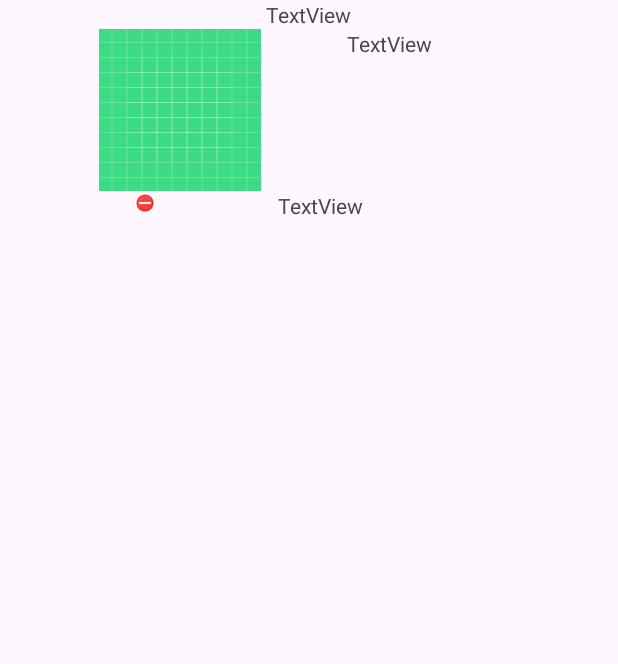
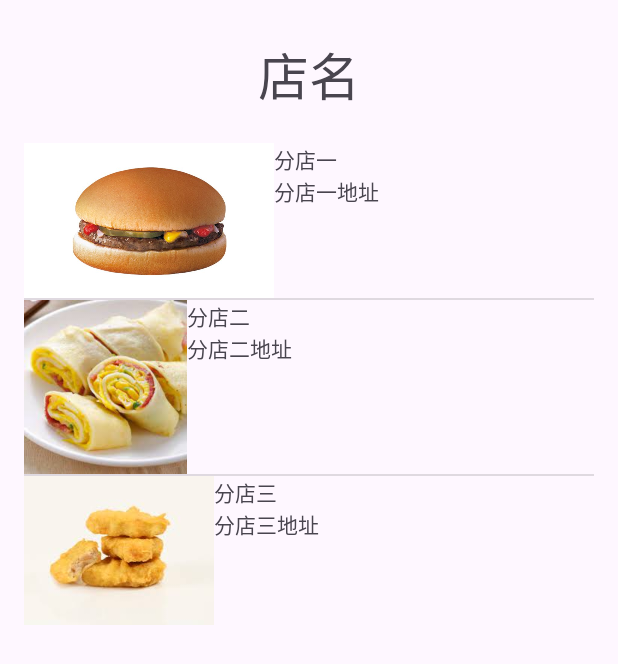
Before and after one commit to Amy481/BreakfastOrderApp, an Android app: the screen it shows after launch (MainActivity), on a phone screen of 412 x 824 dp. Shown: the top 664 px of the screen. Run offline under Robolectric (Android 15) with nearby library versions, the phone set to English and light mode, and no system bars.

Commit message:
主頁基本架構完成

```diff
--- a/app/src/main/AndroidManifest.xml
+++ b/app/src/main/AndroidManifest.xml
@@ -1,6 +1,6 @@
 <?xml version="1.0" encoding="utf-8"?>
 <manifest xmlns:android="http://schemas.android.com/apk/res/android"
-    xmlns:tools="http://schemas.android.com/tools">
+    xmlns:tools="http://schemas.android.com/tools" >
 
     <application
         android:allowBackup="true"
@@ -11,7 +11,7 @@
         android:roundIcon="@mipmap/ic_launcher_round"
         android:supportsRtl="true"
         android:theme="@style/Theme.Breakfast"
-        tools:targetApi="31">
+        tools:targetApi="31" >
         <activity
             android:name=".Cart"
             android:exported="false" />
@@ -25,7 +25,7 @@
             android:theme="@style/Theme.Breakfast.NoActionBar" />
         <activity
             android:name=".MainActivity"
-            android:exported="true">
+            android:exported="true" >
             <intent-filter>
                 <action android:name="android.intent.action.MAIN" />
 
--- a/app/src/main/java/fcu/app/breakfast/MainActivity.java
+++ b/app/src/main/java/fcu/app/breakfast/MainActivity.java
@@ -2,13 +2,41 @@ package fcu.app.breakfast;
 
 import androidx.appcompat.app.AppCompatActivity;
 
+import android.annotation.SuppressLint;
+import android.content.Intent;
 import android.os.Bundle;
+import android.view.View;
+import android.widget.AdapterView;
+import android.widget.ListView;
+import android.widget.Toast;
+
+import java.util.ArrayList;
+import java.util.List;
 
 public class MainActivity extends AppCompatActivity {
 
+  private ListView lvStores;
   @Override
   protected void onCreate(Bundle savedInstanceState) {
     super.onCreate(savedInstanceState);
     setContentView(R.layout.activity_main);
+
+    lvStores=findViewById(R.id.lv_stores);
+
+    List<StoresItem> srores=new ArrayList<StoresItem>();
+    srores.add(new StoresItem(R.drawable.image_1,"分店一","分店一地址"));
+    srores.add(new StoresItem(R.drawable.image_2,"分店二","分店二地址"));
+    srores.add(new StoresItem(R.drawable.image_3,"分店三","分店三地址"));
+    StoresListViewAdapter adapter=new StoresListViewAdapter(this,srores);
+    lvStores.setAdapter(adapter);
+
+    lvStores.setOnItemClickListener(new AdapterView.OnItemClickListener() {
+      @Override
+      public void onItemClick(AdapterView<?> adapterView, View view, int position, long id) {
+        Toast.makeText(MainActivity.this,"選擇"+String.valueOf(position), Toast.LENGTH_SHORT).show();
+        Intent intent = new Intent(MainActivity.this, Menu.class);
+        startActivity(intent);
+      }
+    });
   }
 }
--- /dev/null
+++ b/app/src/main/java/fcu/app/breakfast/StoresItem.java
@@ -0,0 +1,38 @@
+package fcu.app.breakfast;
+
+public class StoresItem {
+    private int imageId;
+    private String storeName;
+    private String storeAddress;
+
+    public StoresItem(int imageId ,String storeName,String storeAddress)
+    {
+        this.imageId=imageId;
+        this.storeName=storeName;
+        this.storeAddress=storeAddress;
+    }
+
+    public int getImageId() {
+        return imageId;
+    }
+
+    public void setImageId(int imageId) {
+        this.imageId = imageId;
+    }
+
+    public String getstoreName() {
+        return storeName;
+    }
+
+    public void setstoreName(String storeName) {
+        this.storeName = storeName;
+    }
+
+    public String getstoreAddress() {
+        return storeAddress;
+    }
+
+    public void setstoreAddress(String storeAddress) {
+        this.storeAddress = storeAddress;
+    }
+}
--- /dev/null
+++ b/app/src/main/java/fcu/app/breakfast/StoresListViewAdapter.java
@@ -0,0 +1,55 @@
+package fcu.app.breakfast;
+
+import android.content.Context;
+import android.view.LayoutInflater;
+import android.view.View;
+import android.view.ViewGroup;
+import android.widget.BaseAdapter;
+import android.widget.ImageView;
+import android.widget.TextView;
+
+import java.util.List;
+
+public class StoresListViewAdapter extends BaseAdapter {
+    private Context context;
+    private List<StoresItem> liststores;
+    public StoresListViewAdapter(Context context,List<StoresItem> liststores){
+        this.context=context;
+        this.liststores=liststores;
+    }
+    @Override
+    public int getCount() {
+        return liststores.size();
+    }
+
+    @Override
+    public Object getItem(int i) {
+        return liststores.get(i);
+    }
+
+    @Override
+    public long getItemId(int i) {
+        return 0;
+    }
+
+    @Override
+    public View getView(int i, View view, ViewGroup viewGroup) {
+        if(view==null){
+            view= LayoutInflater.from(context).inflate(R.layout.stores_item_layout,viewGroup,false);
+        }
+        StoresItem food = liststores.get(i);
+        ImageView iv=view.findViewById(R.id.iv_stores);
+        iv.setImageResource(food.getImageId());
+        iv.setScaleType((ImageView.ScaleType.CENTER_CROP));
+        iv.setAdjustViewBounds(true);
+        iv.setMaxHeight(500);
+        iv.setMaxWidth(500);
+
+        TextView tvFoodPrice = view.findViewById(R.id.tv_store_name);
+        tvFoodPrice.setText(String.valueOf(food.getstoreName()));
+
+        TextView tvFoodName = view.findViewById(R.id.tv_store_address);
+        tvFoodName.setText(String.valueOf(food.getstoreAddress()));
+        return view;
+    }
+}
--- a/app/src/main/res/layout/activity_main.xml
+++ b/app/src/main/res/layout/activity_main.xml
@@ -6,82 +6,28 @@
     android:layout_height="match_parent"
     tools:context=".MainActivity">
 
-    <LinearLayout
-        android:layout_width="match_parent"
-        android:layout_height="match_parent"
-        android:layout_marginStart="8dp"
-        android:layout_marginEnd="8dp"
-        android:layout_marginBottom="8dp"
-        android:orientation="vertical"
-        app:layout_constraintBottom_toBottomOf="parent"
+    <TextView
+        android:id="@+id/textView"
+        android:layout_width="wrap_content"
+        android:layout_height="wrap_content"
+        android:layout_marginStart="16dp"
+        android:layout_marginTop="24dp"
+        android:layout_marginEnd="16dp"
+        android:text="店名"
+        android:textSize="34sp"
         app:layout_constraintEnd_toEndOf="parent"
         app:layout_constraintStart_toStartOf="parent"
-        app:layout_constraintTop_toTopOf="parent">
+        app:layout_constraintTop_toTopOf="parent" />
 
-        <LinearLayout
-            android:id="@+id/linearlayout1"
-            android:layout_width="match_parent"
-            android:layout_height="wrap_content"
-            android:orientation="horizontal">
-
-            <ImageView
-                android:id="@+id/imageView"
-                android:layout_width="wrap_content"
-                android:layout_height="wrap_content"
-                android:layout_weight="1"
-                tools:srcCompat="@tools:sample/avatars" />
-
-            <TextView
-                android:id="@+id/textView"
-                android:layout_width="wrap_content"
-                android:layout_height="wrap_content"
-                android:layout_weight="1"
-                android:text="TextView" />
-
-        </LinearLayout>
-
-        <LinearLayout
-            android:id="@+id/linearlayout2"
-            android:layout_width="match_parent"
-            android:layout_height="wrap_content"
-            android:orientation="horizontal">
-
-            <ImageView
-                android:id="@+id/imageView2"
-                android:layout_width="wrap_content"
-                android:layout_height="wrap_content"
-                android:layout_weight="1"
-                app:srcCompat="@drawable/ic_launcher_background" />
-
-            <TextView
-                android:id="@+id/textView2"
-                android:layout_width="wrap_content"
-                android:layout_height="wrap_content"
-                android:layout_weight="1"
-                android:text="TextView" />
-
-        </LinearLayout>
-
-        <LinearLayout
-            android:id="@+id/linearlayout3"
-            android:layout_width="match_parent"
-            android:layout_height="wrap_content"
-            android:layout_weight="1"
-            android:orientation="horizontal">
-
-            <ImageView
-                android:id="@+id/imageView3"
-                android:layout_width="wrap_content"
-                android:layout_height="wrap_content"
-                android:layout_weight="1"
-                app:srcCompat="@android:drawable/presence_busy" />
-
-            <TextView
-                android:id="@+id/textView3"
-                android:layout_width="wrap_content"
-                android:layout_height="wrap_content"
-                android:layout_weight="1"
-                android:text="TextView" />
-        </LinearLayout>
-    </LinearLayout>
+    <ListView
+        android:id="@+id/lv_stores"
+        android:layout_width="0dp"
+        android:layout_height="wrap_content"
+        android:layout_marginStart="16dp"
+        android:layout_marginTop="20dp"
+        android:layout_marginEnd="16dp"
+        app:layout_constraintEnd_toEndOf="parent"
+        app:layout_constraintHorizontal_bias="1.0"
+        app:layout_constraintStart_toStartOf="parent"
+        app:layout_constraintTop_toBottomOf="@+id/textView" />
 </androidx.constraintlayout.widget.ConstraintLayout>
--- /dev/null
+++ b/app/src/main/res/layout/stores_item_layout.xml
@@ -0,0 +1,36 @@
+<?xml version="1.0" encoding="utf-8"?>
+<LinearLayout xmlns:android="http://schemas.android.com/apk/res/android"
+    xmlns:app="http://schemas.android.com/apk/res-auto"
+    xmlns:tools="http://schemas.android.com/tools"
+    android:layout_width="match_parent"
+    android:layout_height="match_parent"
+    android:orientation="horizontal">
+
+  <ImageView
+      android:id="@+id/iv_stores"
+      android:layout_width="wrap_content"
+      android:layout_height="wrap_content"
+      android:layout_weight="1"
+      android:adjustViewBounds="true"
+      tools:srcCompat="@tools:sample/avatars" />
+
+  <LinearLayout
+      android:layout_width="match_parent"
+      android:layout_height="match_parent"
+      android:layout_weight="1"
+      android:orientation="vertical">
+
+    <TextView
+        android:id="@+id/tv_store_name"
+        android:layout_width="match_parent"
+        android:layout_height="wrap_content"
+        android:text="TextView" />
+
+    <TextView
+        android:id="@+id/tv_store_address"
+        android:layout_width="match_parent"
+        android:layout_height="wrap_content"
+        android:text="TextView" />
+  </LinearLayout>
+
+</LinearLayout>
```
Also changed, not shown: app/src/main/java/fcu/app/breakfast/FoodItem.java (added, +38 -0 lines), app/src/main/java/fcu/app/breakfast/ListViewAdapter.java (added, +55 -0 lines), app/src/main/res/layout/food_item_layout.xml (added, +38 -0 lines), app/src/main/res/drawable/image_1.jpg (added), app/src/main/res/drawable/image_2.jpg (added), app/src/main/res/drawable/image_3.jpg (added).
